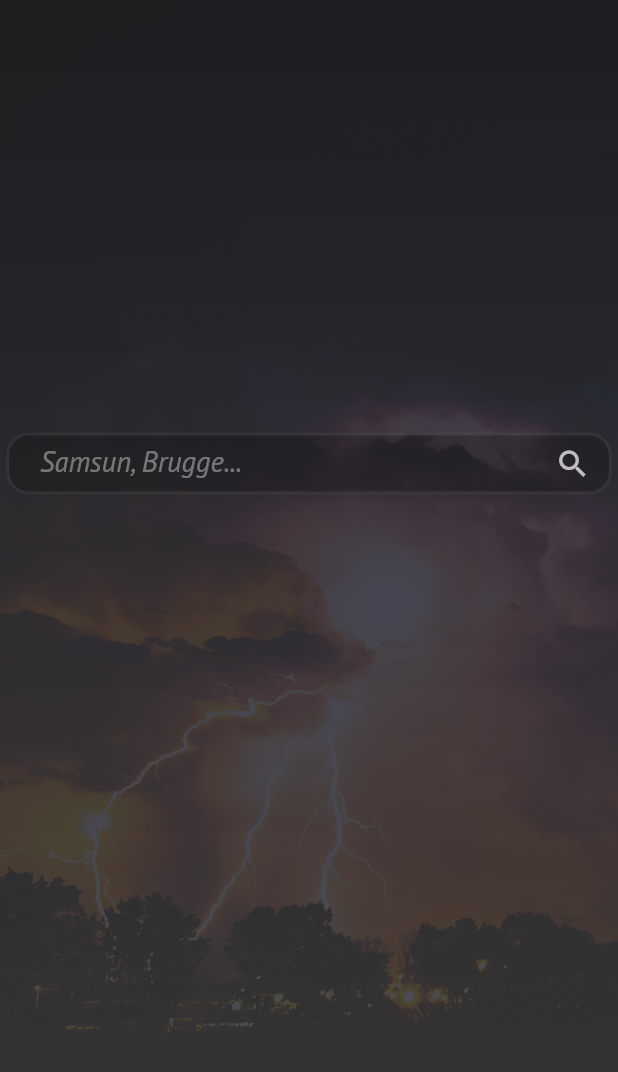
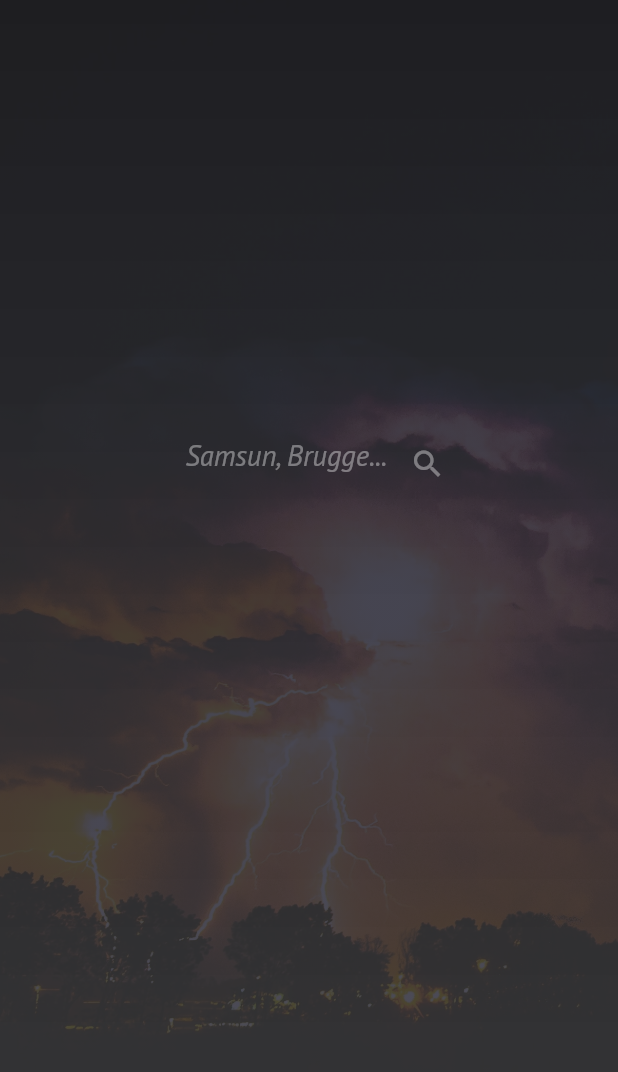
Before and after one commit to burcus/flutter_weather_app, a Flutter app: the screen it shows after launch, on a phone screen of 412 x 824 dp. Shown: the top 1072 px of the screen. Run offline on Flutter 3.47's test engine with Material 2 defaults, Android fonts, the phone set to English and light mode, and no system bars; our stand-ins replace data_connection_checker, flutter_bloc, flutter_svg, fluttericon, geolocator, google_fonts; missing offline and left inert: geocoder.

Commit message:
use size config

```diff
--- a/lib/utils/custom_colors.dart
+++ b/lib/utils/custom_colors.dart
@@ -13,7 +13,6 @@ class CustomColors {
   static const Color scaffoldBg = Color(0xFFe6e6e6);
   static const Color clearGreen = Color(0xFF517c33);
   static const Color weatherCardsColor = Color(0xFFc2c2bb);
-
   //Icons
   static const Color flashRain = Color(0xFF747e8c);
   static const Color cloudyGray = Color(0xFF92d6f7);
--- a/lib/utils/size_config.dart
+++ b/lib/utils/size_config.dart
@@ -14,6 +14,8 @@ class SizeConfig {
   static double imageSizeMultiplier;
   static double heightMultiplier;
   static double widthMultiplier;
+  static double cardContainerWidth;
+
 
   void init(BuildContext context, Orientation orientation) {
     _safeAreaPadding = MediaQuery.of(context).padding;
@@ -32,5 +34,7 @@ class SizeConfig {
     imageSizeMultiplier = _blockWidth;
     heightMultiplier = _blockHeight;
     widthMultiplier = _blockWidth;
+
+    cardContainerWidth = orientation == Orientation.landscape ?  widthMultiplier * 40 : widthMultiplier * 100;
   }
 }
--- a/lib/widgets/input_text.dart
+++ b/lib/widgets/input_text.dart
@@ -31,8 +31,36 @@ class _InputTextState extends State<InputText> {
 
   @override
   Widget build(BuildContext context) {
+    return TextField(
+      autofocus: false,
+      focusNode: _focusNode,
+      controller: _textController,
+      cursorColor: Colors.white70,
+      style: CustomTextTheme(context).body1,
+      textAlign: TextAlign.start,
+      textInputAction: TextInputAction.search,
+      onSubmitted: (param) {
+        context.bloc<WeatherBloc>().add(GetWeatherInfo(param));
+        context.bloc<NetworkBloc>().add(
+            UpdateConnectivityState()); //avoid shows welcome back when network is reconnected but no place
+        _textController.clear();
+      },
+      decoration: InputDecoration(
+          border: InputBorder.none,
+          hintText: _hintText,
+          hintStyle: CustomTextTheme(context).body1,
+          contentPadding: EdgeInsets.only(left: SizeConfig.widthMultiplier * 5),
+          suffixIcon: Icon(
+            Icons.search,
+            color: Colors.white38,
+          )),
+    );
+  }
+}
+
+/*
     return Scaffold(
-      backgroundColor: Colors.transparent,
+      //backgroundColor: Colors.transparent,
       body: TextField(
         autofocus: false,
         focusNode: _focusNode,
@@ -54,9 +82,9 @@ class _InputTextState extends State<InputText> {
                 EdgeInsets.only(left: SizeConfig.widthMultiplier * 5),
             suffixIcon: Icon(
               Icons.search,
-              color: Colors.white70,
+              color: Colors.white38,
             )),
       ),
     );
-  }
-}
+
+ */
--- a/lib/widgets/search_bar.dart
+++ b/lib/widgets/search_bar.dart
@@ -10,15 +10,8 @@ class SearchBarContent extends StatelessWidget {
   @override
   Widget build(BuildContext context) {
     return Container(
-//      width: MediaQuery.of(context).size.width * 0.98,
-      width: SizeConfig.widthMultiplier * 98,
-//      height: MediaQuery.of(context).size.height * 0.05,
+      width: SizeConfig.widthMultiplier * 50,
       height: SizeConfig.heightMultiplier * 5,
-      decoration: BoxDecoration(
-        color: Colors.black54.withOpacity(0.2),
-        border: Border.all(width: 2, color: Colors.white.withOpacity(0.08)),
-        borderRadius: BorderRadius.all(Radius.circular(15)),
-      ),
       child: InputText(),
     );
   }
```
Also changed, not shown: lib/widgets/weather_cards.dart (+3 -7 lines), lib/widgets/error.dart (line endings or trailing spaces).
